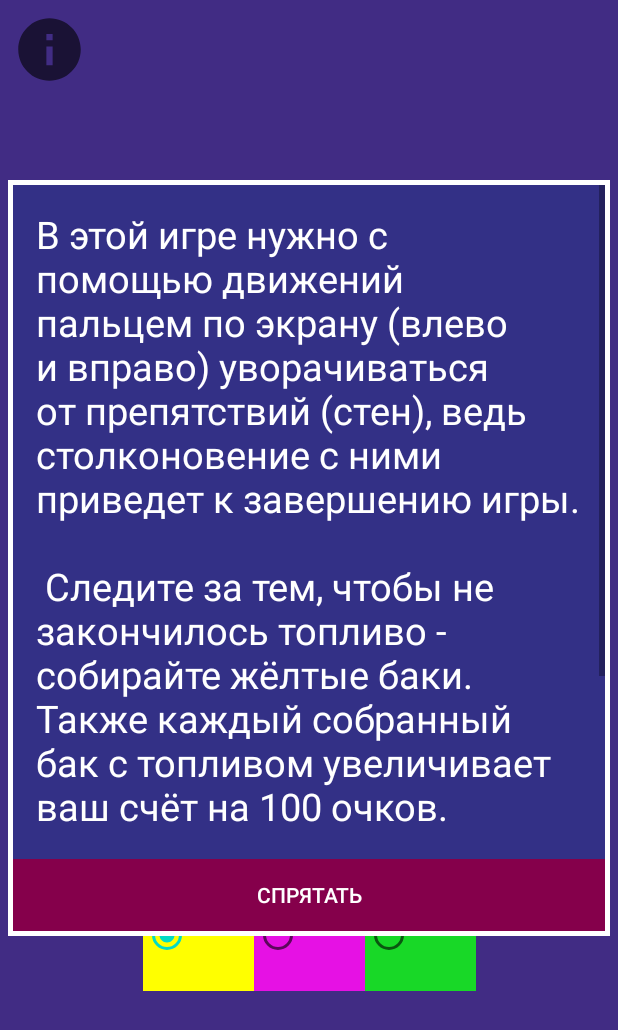
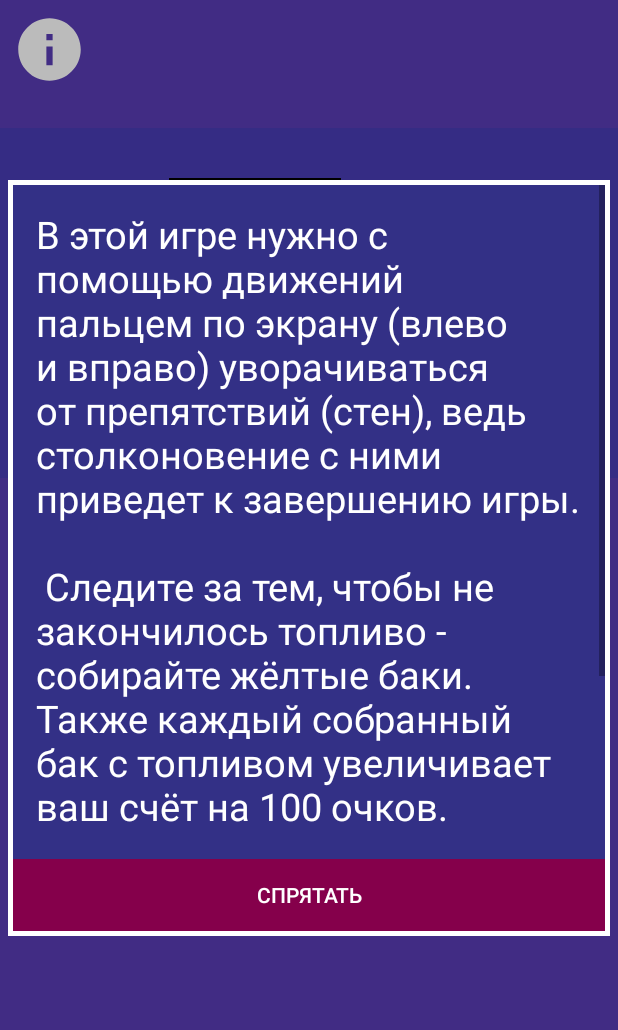
Before and after one commit to tkushch/ZooRun, an Android app: the screen it shows after launch (StartActivity), after a tap on an icon or button, on a phone screen of 412 x 824 dp. Shown: the top 1030 px of the screen. Run offline under Robolectric (Android 15) with nearby library versions, the phone set to English and light mode, and no system bars.

Commit message:
firebase работает. design

```diff
--- a/app/src/main/java/com/example/zoorun/StartActivity.java
+++ b/app/src/main/java/com/example/zoorun/StartActivity.java
@@ -139,6 +139,7 @@ public class StartActivity extends AppCompatActivity implements View.OnClickList
         isFragmentOnScreen = !isFragmentOnScreen;
         fragmentTransaction.commit();
         fragmentTransaction.addToBackStack(null);
+        hideElements();
 
 
     }
@@ -159,6 +160,7 @@ public class StartActivity extends AppCompatActivity implements View.OnClickList
         isFragmentOnScreen = !isFragmentOnScreen;
         fragmentTransaction.commit();
         fragmentTransaction.addToBackStack(null);
+        restoreElements();
     }
 
     protected void savePreferences(String key, boolean value) {
@@ -213,4 +215,17 @@ public class StartActivity extends AppCompatActivity implements View.OnClickList
                 ((RadioButton)findViewById(R.id.rb3)).setChecked(true);
         }
     }
+
+    public void hideElements(){
+        start_button.setEnabled(false);
+        radioGroup.setEnabled(false);
+        radioGroup.setAlpha(0f);
+
+    }
+
+    public void restoreElements(){
+        start_button.setEnabled(true);
+        radioGroup.setEnabled(true);
+        radioGroup.setAlpha(1f);
+    }
 }
--- a/app/src/main/res/drawable/ic_baseline_info_24.xml
+++ b/app/src/main/res/drawable/ic_baseline_info_24.xml
@@ -3,8 +3,8 @@
     android:height="24dp"
     android:viewportWidth="24"
     android:viewportHeight="24"
-    android:tint="?attr/colorControlNormal">
+    android:tint="#BBBBBB">
   <path
       android:fillColor="@android:color/white"
-      android:pathData="M12,2C6.48,2 2,6.48 2,12s4.48,10 10,10 10,-4.48 10,-10S17.52,2 12,2zM13,17h-2v-6h2v6zM13,9h-2L11,7h2v2z"/>
+      android:pathData="M12,2C6.48,2 2,6.48 2,12s4.48,10 10,10 10,-4.48 10,-10S17.52,2 12,2zM13,17h-2v-6h2v6zM13,9h-2L11,7h2v2z" />
 </vector>
--- a/app/src/main/res/drawable/ic_baseline_settings_24.xml
+++ b/app/src/main/res/drawable/ic_baseline_settings_24.xml
@@ -3,7 +3,10 @@
     android:height="24dp"
     android:viewportWidth="24"
     android:viewportHeight="24"
-    android:tint="?attr/colorControlNormal">
+    android:tint="#BBBBBB"
+
+    >
+<!--    android:tint="?attr/colorControlNormal">-->
   <path
       android:fillColor="@android:color/white"
       android:pathData="M19.14,12.94c0.04,-0.3 0.06,-0.61 0.06,-0.94c0,-0.32 -0.02,-0.64 -0.07,-0.94l2.03,-1.58c0.18,-0.14 0.23,-0.41 0.12,-0.61l-1.92,-3.32c-0.12,-0.22 -0.37,-0.29 -0.59,-0.22l-2.39,0.96c-0.5,-0.38 -1.03,-0.7 -1.62,-0.94L14.4,2.81c-0.04,-0.24 -0.24,-0.41 -0.48,-0.41h-3.84c-0.24,0 -0.43,0.17 -0.47,0.41L9.25,5.35C8.66,5.59 8.12,5.92 7.63,6.29L5.24,5.33c-0.22,-0.08 -0.47,0 -0.59,0.22L2.74,8.87C2.62,9.08 2.66,9.34 2.86,9.48l2.03,1.58C4.84,11.36 4.8,11.69 4.8,12s0.02,0.64 0.07,0.94l-2.03,1.58c-0.18,0.14 -0.23,0.41 -0.12,0.61l1.92,3.32c0.12,0.22 0.37,0.29 0.59,0.22l2.39,-0.96c0.5,0.38 1.03,0.7 1.62,0.94l0.36,2.54c0.05,0.24 0.24,0.41 0.48,0.41h3.84c0.24,0 0.44,-0.17 0.47,-0.41l0.36,-2.54c0.59,-0.24 1.13,-0.56 1.62,-0.94l2.39,0.96c0.22,0.08 0.47,0 0.59,-0.22l1.92,-3.32c0.12,-0.22 0.07,-0.47 -0.12,-0.61L19.14,12.94zM12,15.6c-1.98,0 -3.6,-1.62 -3.6,-3.6s1.62,-3.6 3.6,-3.6s3.6,1.62 3.6,3.6S13.98,15.6 12,15.6z"/>
--- a/app/src/main/res/layout/start.xml
+++ b/app/src/main/res/layout/start.xml
@@ -1,11 +1,23 @@
 <?xml version="1.0" encoding="utf-8"?>
 <androidx.constraintlayout.widget.ConstraintLayout xmlns:android="http://schemas.android.com/apk/res/android"
     xmlns:app="http://schemas.android.com/apk/res-auto"
+    xmlns:tools="http://schemas.android.com/tools"
     android:layout_width="match_parent"
     android:layout_height="match_parent"
     android:id="@+id/layo1"
     style="@style/MyStyleBackground"
     android:orientation="vertical">
+
+    <ImageView
+        android:id="@+id/imageView2"
+        android:layout_width="0dp"
+        android:layout_height="240dp"
+        app:layout_constraintBottom_toBottomOf="parent"
+        app:layout_constraintEnd_toEndOf="parent"
+        app:layout_constraintStart_toStartOf="parent"
+        app:layout_constraintTop_toTopOf="parent"
+        app:layout_constraintVertical_bias="0.13999999"
+        app:srcCompat="@drawable/image1" />
 
     <Button
         android:id="@+id/start_button"
@@ -48,6 +60,7 @@
 
 
     <RadioGroup
+        android:elevation="1dp"
         android:id="@+id/radio_group"
         android:layout_width="222dp"
         android:layout_height="74dp"
@@ -59,21 +72,24 @@
         app:layout_constraintVertical_bias="0.18">
 
         <RadioButton
+            android:layout_margin="5dp"
             android:id="@+id/rb1"
-            android:layout_width="74dp"
+            android:layout_width="64dp"
             android:layout_height="match_parent"
             android:background="#FFFF00"
             android:checked="true" />
 
         <RadioButton
+            android:layout_margin="5dp"
             android:id="@+id/rb2"
-            android:layout_width="74dp"
+            android:layout_width="64dp"
             android:layout_height="match_parent"
             android:background="#e611e4" />
 
         <RadioButton
+            android:layout_margin="5dp"
             android:id="@+id/rb3"
-            android:layout_width="74dp"
+            android:layout_width="64dp"
             android:layout_height="match_parent"
             android:background="#18d827" />
     </RadioGroup>
@@ -95,7 +111,10 @@
         app:layout_constraintBottom_toBottomOf="parent"
         app:layout_constraintEnd_toEndOf="parent"
         app:layout_constraintStart_toStartOf="parent"
-        app:layout_constraintTop_toTopOf="parent" />
+        app:layout_constraintTop_toTopOf="parent" >
+
+
+    </LinearLayout>
 
     <Button
         android:id="@+id/settings_button"
```
Also changed, not shown: app/src/main/res/drawable/app_icon.png, app/src/main/res/drawable/app_icon10.png (added), app/src/main/res/drawable/app_icon11.png (added), app/src/main/res/drawable/app_icon12.png (added), app/src/main/res/drawable/app_icon13.png (added), app/src/main/res/drawable/app_icon14.png (added), app/src/main/res/drawable/app_icon2.png (deleted), app/src/main/res/drawable/app_icon20.png (added), app/src/main/res/drawable/app_icon21.png (added), app/src/main/res/drawable/app_icon3.png (added), app/src/main/res/drawable/app_icon4.png (added), app/src/main/res/drawable/app_icon5.png (added), app/src/main/res/drawable/app_icon6.png (added), app/src/main/res/drawable/app_icon7.png (added), 2 more files.
